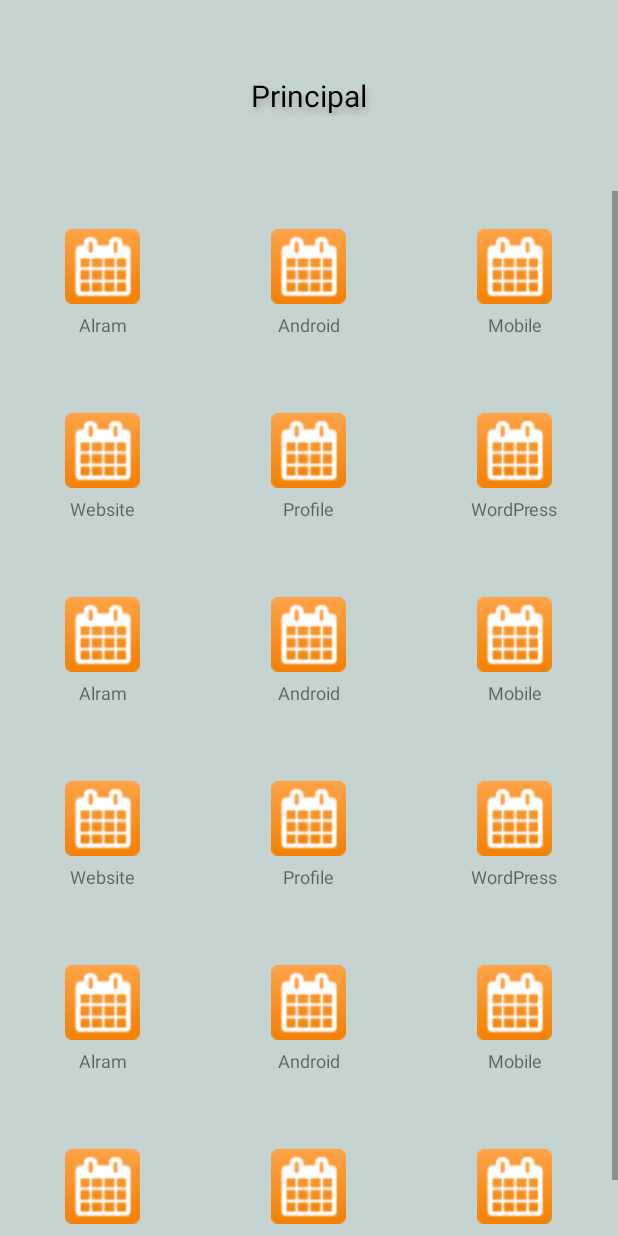
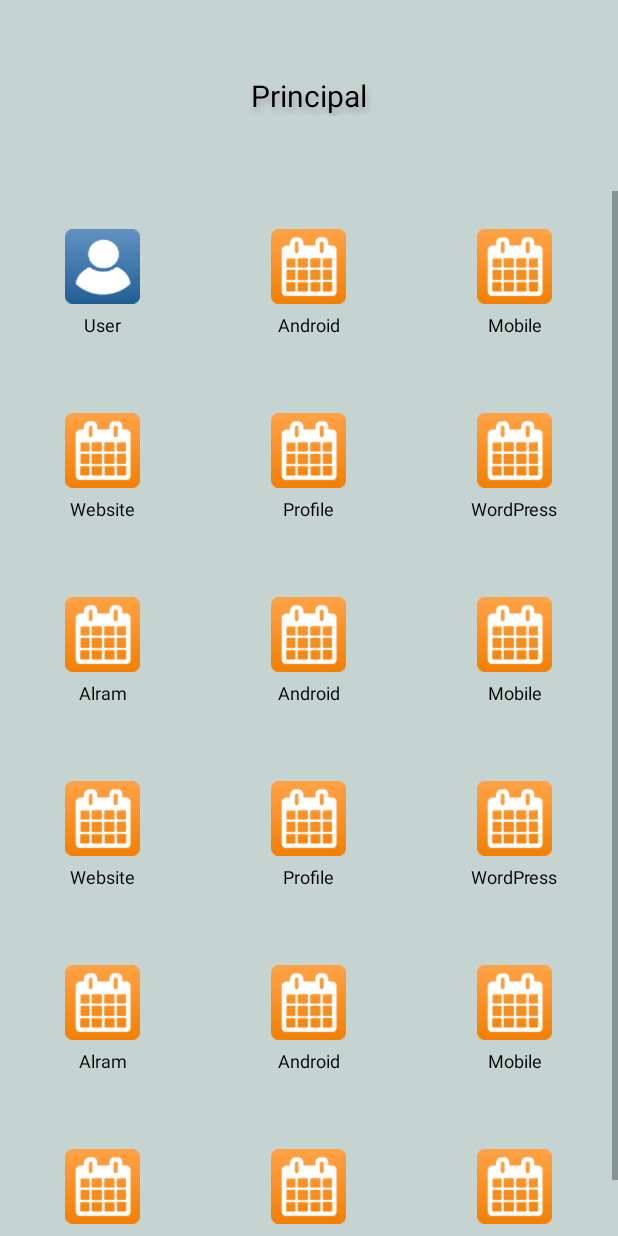
Before and after one commit to poolgiancarlos2012/InfoCSEG, an Android app: the PrincipalActivity screen opened directly, with no data from a screen before it, after a tap on "Android", on a phone screen of 412 x 824 dp. Run offline under Robolectric (Android 15) with nearby library versions, the phone set to English and light mode, and no system bars.

```diff
--- a/app/src/main/java/com/example/poolpg/infocseg/activity/Principal/PrincipalActivity.java
+++ b/app/src/main/java/com/example/poolpg/infocseg/activity/Principal/PrincipalActivity.java
@@ -14,13 +14,13 @@ public class PrincipalActivity extends AppCompatActivity {
     GridView androidGridView;
 
     String[] gridViewString = {
-            "Alram", "Android", "Mobile", "Website", "Profile", "WordPress",
+            "User", "Android", "Mobile", "Website", "Profile", "WordPress",
             "Alram", "Android", "Mobile", "Website", "Profile", "WordPress",
             "Alram", "Android", "Mobile", "Website", "Profile", "WordPress",
 
     } ;
     int[] gridViewImageId = {
-            R.drawable.cierre, R.drawable.cierre, R.drawable.cierre, R.drawable.cierre, R.drawable.cierre, R.drawable.cierre,
+            R.drawable.usuario, R.drawable.cierre, R.drawable.cierre, R.drawable.cierre, R.drawable.cierre, R.drawable.cierre,
             R.drawable.cierre, R.drawable.cierre, R.drawable.cierre, R.drawable.cierre, R.drawable.cierre, R.drawable.cierre,
             R.drawable.cierre, R.drawable.cierre, R.drawable.cierre, R.drawable.cierre, R.drawable.cierre, R.drawable.cierre,
 
@@ -39,7 +39,7 @@ public class PrincipalActivity extends AppCompatActivity {
             @Override
             public void onItemClick(AdapterView<?> parent, View view,
                                     int i, long id) {
-                Toast.makeText(PrincipalActivity.this, "GridView Item: " + gridViewString[+i], Toast.LENGTH_LONG).show();
+                Toast.makeText(PrincipalActivity.this, "GridView Item: "+i+" - " + gridViewString[+i], Toast.LENGTH_LONG).show();
             }
         });
 
--- a/app/src/main/res/layout/gridview_layout.xml
+++ b/app/src/main/res/layout/gridview_layout.xml
@@ -18,5 +18,6 @@
         android:layout_height="wrap_content"
         android:layout_marginTop="5dp"
         android:layout_marginBottom="25dp"
+        android:textColor="@color/colornegro"
         android:textSize="12sp" />
 </LinearLayout>
```
Also changed, not shown: app/src/main/res/drawable/cierre.png, app/src/main/res/drawable/usuario.png (added).
